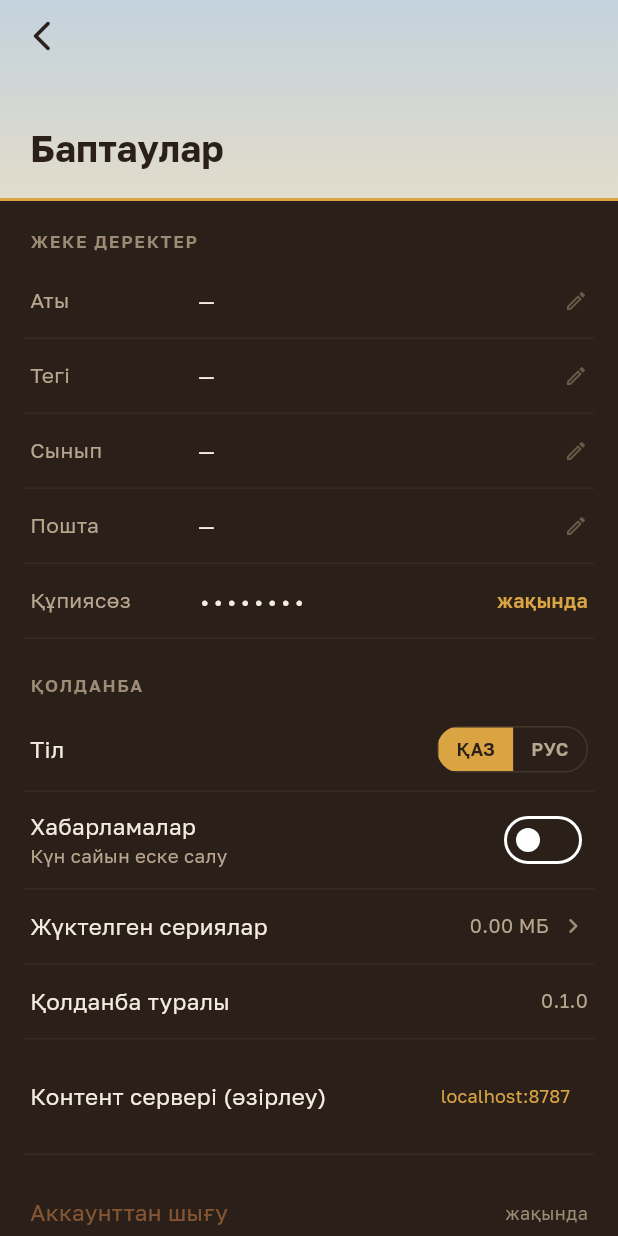
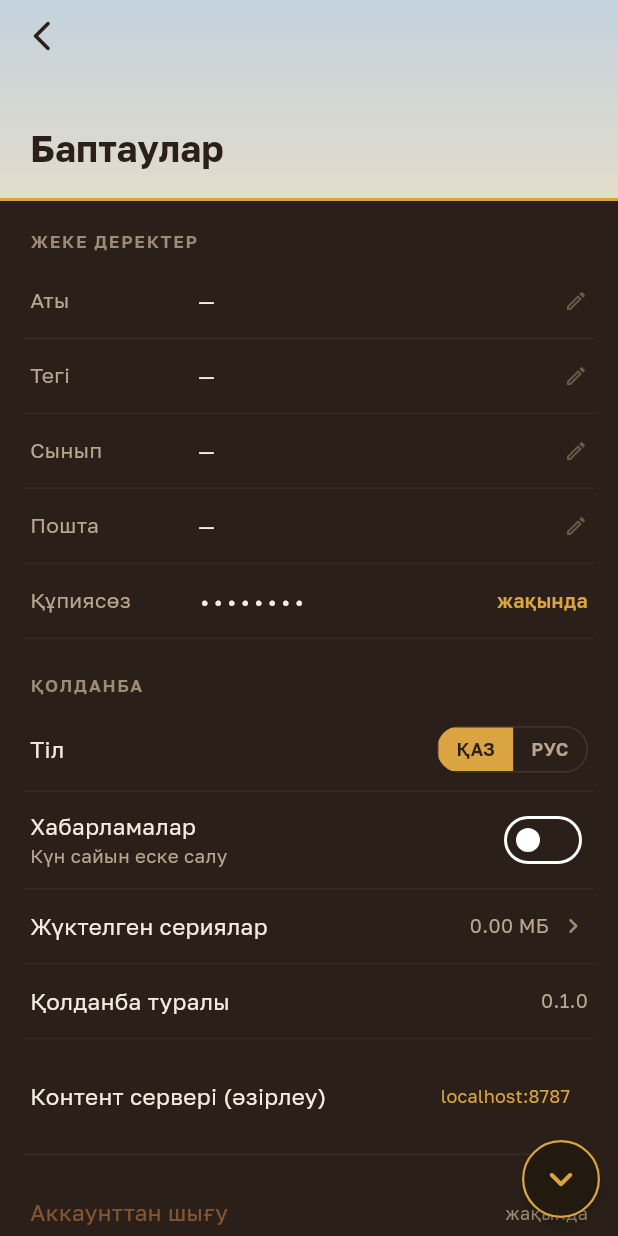
Before and after one commit to marattanirbergen01/nomads-way, a Flutter app: the screen it shows after launch, item 4 of the bottom bar chosen, after a tap on the "settings" icon, on a phone screen of 412 x 824 dp. Run offline on Flutter 3.47's test engine with Material 3 defaults, Android fonts, the phone set to English and light mode, and no system bars; our stand-ins replace shared_preferences; network calls fail.

Commit message:
Кнопки прокрутки ↑/↓ на всех списках: листать без свайпа
ScrollButtons подхватывает список через PrimaryScrollController, кнопки видны только когда есть куда
листать, шаг — 80 % экрана. Подключены: Жол, период, Жаттығу, Дайындық, профиль, настройки, FAQ,
вопросы серии, повторение, пробник.

Co-Authored-By: Claude Opus 5.5 <noreply@anthropic.com>

```diff
--- a/app/lib/features/path/path_tab.dart
+++ b/app/lib/features/path/path_tab.dart
@@ -7,6 +7,7 @@ import '../../widgets/common.dart';
 import '../../widgets/ornament.dart';
 import 'episode_intro_screen.dart';
 import 'period_screen.dart';
+import '../../widgets/scroll_buttons.dart';
 
 /// Жол: баннер сезона, «Жалғастыру», периоды программы.
 class PathTab extends StatefulWidget {
@@ -44,7 +45,7 @@ class _PathTabState extends State<PathTab> {
           if (snap.hasError) return LoadError(services: _s, message: '${snap.error}', onRetry: _refresh);
           if (!snap.hasData) return const Center(child: CircularProgressIndicator(color: C.gold));
           final (catalog, topics) = snap.data!;
-          return _content(catalog, topics);
+          return ScrollButtons(child: _content(catalog, topics));
         },
       );
 
--- a/app/lib/features/path/period_screen.dart
+++ b/app/lib/features/path/period_screen.dart
@@ -4,6 +4,7 @@ import '../../core/theme.dart';
 import '../../data/models/curriculum.dart';
 import '../../widgets/common.dart';
 import '../../widgets/ornament.dart';
+import '../../widgets/scroll_buttons.dart';
 
 class PeriodScreen extends StatefulWidget {
   const PeriodScreen({super.key, required this.period, required this.topics, required this.catalog, required this.services, required this.openEntry});
@@ -26,7 +27,7 @@ class _PeriodScreenState extends State<PeriodScreen> {
     final s = _s.s; final l = _s.l;
     final eps = widget.catalog.where((e) => e.inPeriod(widget.period.id)).toList()..sort((a, b) => a.number.compareTo(b.number));
     final done = eps.where((e) => !e.planned && _s.store.result(e.id) != null).length;
-    return Scaffold(body: ListView(padding: EdgeInsets.zero, children: [
+    return Scaffold(body: ScrollButtons(child: ListView(padding: EdgeInsets.zero, children: [
       SizedBox(height: 200, child: Stack(fit: StackFit.expand, children: [
         NetArt(url: _s.content.mediaUrl('s1e01', 'cover_season1'), fallback: Container(color: C.skyTop)),
         const DecoratedBox(decoration: BoxDecoration(gradient: LinearGradient(begin: Alignment.topCenter, end: Alignment.bottomCenter,
@@ -52,7 +53,7 @@ class _PeriodScreenState extends State<PeriodScreen> {
           ])),
         ])),
       ])),
-    ]));
+    ])));
   }
 }
 
--- a/app/lib/features/profile/faq_screen.dart
+++ b/app/lib/features/profile/faq_screen.dart
@@ -2,6 +2,7 @@ import 'package:flutter/material.dart';
 import '../../core/services.dart';
 import '../../core/theme.dart';
 import '../../widgets/ornament.dart';
+import '../../widgets/scroll_buttons.dart';
 
 class FaqScreen extends StatelessWidget {
   const FaqScreen({super.key, required this.services});
@@ -25,7 +26,7 @@ class FaqScreen extends StatelessWidget {
   @override
   Widget build(BuildContext context) {
     final s = services.s; final items = services.l == 'kk' ? _kk : _ru;
-    return Scaffold(body: ListView(padding: EdgeInsets.zero, children: [
+    return Scaffold(body: ScrollButtons(child: ListView(padding: EdgeInsets.zero, children: [
       Container(
         height: 132 + MediaQuery.of(context).padding.top,
         decoration: const BoxDecoration(gradient: LinearGradient(begin: Alignment.topCenter, end: Alignment.bottomCenter, colors: [Color(0xFFC3D2DD), Color(0xFFE2DCCB)])),
@@ -42,6 +43,6 @@ class FaqScreen extends StatelessWidget {
           children: [Padding(padding: const EdgeInsets.fromLTRB(4, 0, 4, 14), child: Text(a, style: st(14.5, color: const Color(0xFFE8D9BD), height: 1.5)))],
         )),
       ])),
-    ]));
+    ])));
   }
 }
--- a/app/lib/features/profile/profile_tab.dart
+++ b/app/lib/features/profile/profile_tab.dart
@@ -7,6 +7,7 @@ import '../../widgets/common.dart';
 import '../../widgets/ornament.dart';
 import 'faq_screen.dart';
 import 'settings_screen.dart';
+import '../../widgets/scroll_buttons.dart';
 
 class ProfileTab extends StatefulWidget {
   const ProfileTab({super.key, required this.services});
@@ -52,7 +53,7 @@ class _ProfileTabState extends State<ProfileTab> {
     final look = _s.store.look;
     final name = _s.store.playerName.isEmpty ? 'Айдар' : _s.store.playerName;
 
-    return ListView(padding: EdgeInsets.zero, children: [
+    return ScrollButtons(child: ListView(padding: EdgeInsets.zero, children: [
       Container(
         decoration: const BoxDecoration(gradient: LinearGradient(begin: Alignment.topCenter, end: Alignment.bottomCenter, colors: [C.skyTop, C.skyMid, C.skyWarm], stops: [0, .62, 1])),
         padding: EdgeInsets.fromLTRB(20, MediaQuery.of(context).padding.top + 6, 20, 20),
@@ -98,7 +99,7 @@ class _ProfileTabState extends State<ProfileTab> {
             Padding(padding: const EdgeInsets.only(right: 10), child: Container(width: 40, height: 40, decoration: BoxDecoration(shape: BoxShape.circle, border: Border.all(color: C.cardHigh)), child: Icon(ic, size: 19, color: C.inkFaint))),
         ])),
       ])),
-    ]);
+    ]));
   }
 
   void _sources(BuildContext context) => showModalBottomSheet(
--- a/app/lib/features/profile/settings_screen.dart
+++ b/app/lib/features/profile/settings_screen.dart
@@ -3,6 +3,7 @@ import '../../core/services.dart';
 import '../../core/theme.dart';
 import '../../widgets/common.dart';
 import '../../widgets/ornament.dart';
+import '../../widgets/scroll_buttons.dart';
 
 class SettingsScreen extends StatefulWidget {
   const SettingsScreen({super.key, required this.services});
@@ -84,7 +85,7 @@ class _SettingsScreenState extends State<SettingsScreen> {
     final s = _s.s; final st_ = _s.store;
     final downBytes = _down.values.fold(0, (a, b) => a + b);
     final mb = (downBytes + st_.cacheBytes()) / 1024 / 1024;
-    return Scaffold(body: ListView(padding: EdgeInsets.zero, children: [
+    return Scaffold(body: ScrollButtons(child: ListView(padding: EdgeInsets.zero, children: [
       Container(
         height: 132 + MediaQuery.of(context).padding.top,
         decoration: const BoxDecoration(gradient: LinearGradient(begin: Alignment.topCenter, end: Alignment.bottomCenter, colors: [Color(0xFFC3D2DD), Color(0xFFE2DCCB)])),
@@ -138,7 +139,7 @@ class _SettingsScreenState extends State<SettingsScreen> {
         InkWell(onTap: null, child: Padding(padding: const EdgeInsets.symmetric(vertical: 14, horizontal: 4), child: Row(children: [Expanded(child: Text(s('logout'), style: st(15, color: C.ember.withValues(alpha: .5)))), Text(s('soon'), style: st(12, color: C.inkFaint))]))),
         InkWell(onTap: _wipe, child: Padding(padding: const EdgeInsets.symmetric(vertical: 14, horizontal: 4), child: Text(s('wipe'), style: st(15, color: C.ember)))),
       ])),
-    ]));
+    ])));
   }
 
   Future<void> _cdn() async {
--- a/app/lib/features/readiness/readiness_tab.dart
+++ b/app/lib/features/readiness/readiness_tab.dart
@@ -7,6 +7,7 @@ import '../../widgets/common.dart';
 import '../../widgets/ornament.dart';
 import '../path/path_tab.dart' show LoadError;
 import 'awards_meta.dart';
+import '../../widgets/scroll_buttons.dart';
 
 class ReadinessTab extends StatefulWidget {
   const ReadinessTab({super.key, required this.services});
@@ -30,7 +31,7 @@ class _ReadinessTabState extends State<ReadinessTab> {
         builder: (context, snap) {
           if (snap.hasError) return LoadError(services: _s, message: '${snap.error}', onRetry: () => setState(() => _data = _s.content.curriculum()));
           if (!snap.hasData) return const Center(child: CircularProgressIndicator(color: C.gold));
-          return _content(snap.data!);
+          return ScrollButtons(child: _content(snap.data!));
         },
       );
 
--- a/app/lib/features/story/story_screen.dart
+++ b/app/lib/features/story/story_screen.dart
@@ -17,6 +17,7 @@ import '../../widgets/ornament.dart';
 import '../quiz/quiz_widgets.dart';
 import '../readiness/award_screen.dart';
 import 'scene_menu.dart';
+import '../../widgets/scroll_buttons.dart';
 
 /// Плеер серии: сцена → выбор → «выбор сделан» → вопросы → разбор → … → итоговый тест.
 /// «Назад» листает сюжет по одной реплике; перемотка заблокирована, пока не дочитан текст.
@@ -334,7 +335,8 @@ class _StoryScreenState extends State<StoryScreen> with SingleTickerProviderStat
     return const Center(child: CircularProgressIndicator(color: C.gold));
   }
 
-  Widget _center(Widget w) => Center(child: ConstrainedBox(constraints: const BoxConstraints(maxWidth: 560), child: w));
+  Widget _center(Widget w) => Center(child: ConstrainedBox(constraints: const BoxConstraints(maxWidth: 560),
+      child: ScrollButtons(key: ValueKey('${_quiz?.index}-${_result != null}'), child: w)));
 
   double get _progress {
     final i = widget.episode.indexOf(_story.scene.id);
--- a/app/lib/features/train/drill_screen.dart
+++ b/app/lib/features/train/drill_screen.dart
@@ -8,6 +8,7 @@ import '../../engine/quiz_runner.dart';
 import '../../engine/scheduler.dart';
 import '../quiz/quiz_widgets.dart';
 import '../readiness/award_screen.dart';
+import '../../widgets/scroll_buttons.dart';
 
 /// Набор вопросов без сюжета: пробный ЕНТ и работа над ошибками используют один экран.
 class DrillScreen extends StatefulWidget {
@@ -64,7 +65,8 @@ class _DrillScreenState extends State<DrillScreen> {
     return Scaffold(
       appBar: AppBar(backgroundColor: C.ground, foregroundColor: C.ink, elevation: 0, scrolledUnderElevation: 0,
           leading: IconButton(icon: const Icon(Icons.arrow_back_ios_new_rounded, size: 20), onPressed: () => Navigator.pop(context))),
-      body: SafeArea(child: Center(child: ConstrainedBox(constraints: const BoxConstraints(maxWidth: 560), child: body))),
+      body: SafeArea(child: Center(child: ConstrainedBox(constraints: const BoxConstraints(maxWidth: 560),
+          child: ScrollButtons(key: ValueKey('${_quiz.index}-${_result != null}'), child: body)))),
     );
   }
 }
--- a/app/lib/features/train/train_tab.dart
+++ b/app/lib/features/train/train_tab.dart
@@ -9,6 +9,7 @@ import '../../data/local/progress_repository.dart';
 import '../../engine/mock_composer.dart';
 import 'mock_screen.dart';
 import 'review_screen.dart';
+import '../../widgets/scroll_buttons.dart';
 
 class TrainTab extends StatefulWidget {
   const TrainTab({super.key, required this.services});
@@ -41,7 +42,7 @@ class _TrainTabState extends State<TrainTab> {
           if (snap.hasError) return LoadError(services: _s, message: '${snap.error}', onRetry: () => setState(() => _data = _load()));
           if (!snap.hasData) return const Center(child: CircularProgressIndicator(color: C.gold));
           final (catalog, topics, bankInfo) = snap.data!;
-          return _content(catalog, topics, bankInfo);
+          return ScrollButtons(child: _content(catalog, topics, bankInfo));
         },
       );
 
--- /dev/null
+++ b/app/lib/widgets/scroll_buttons.dart
@@ -0,0 +1,86 @@
+import 'dart:math' as math;
+import 'package:flutter/material.dart';
+import '../core/theme.dart';
+
+/// Кнопки ↑ / ↓ для прокрутки — для тех, кому свайп неудобен (пожилые игроки, первый раз со смартфоном).
+///
+/// Оборачивает экран со списком: вложенный вертикальный ListView без своего контроллера
+/// подхватывает наш через [PrimaryScrollController]. Кнопки видны, только если есть куда листать;
+/// одно нажатие — примерно экран (80 % высоты), чтобы строка с края не терялась.
+class ScrollButtons extends StatefulWidget {
+  const ScrollButtons({super.key, required this.child});
+  final Widget child;
+  @override
+  State<ScrollButtons> createState() => _ScrollButtonsState();
+}
+
+class _ScrollButtonsState extends State<ScrollButtons> {
+  // keepScrollOffset: false — новый экран на том же месте не должен начинаться с чужой позиции
+  final _c = ScrollController(keepScrollOffset: false);
+  bool _up = false, _down = false;
+
+  void _sync() {
+    if (!_c.hasClients || _c.positions.length != 1) return;
+    final p = _c.position;
+    if (!p.hasContentDimensions) return;
+    final up = p.pixels > p.minScrollExtent + 4;
+    final down = p.pixels < p.maxScrollExtent - 4;
+    if (up != _up || down != _down) setState(() { _up = up; _down = down; });
+  }
+
+  void _page(int dir) {
+    if (!_c.hasClients || _c.positions.length != 1) return;
+    final p = _c.position;
+    final to = (p.pixels + dir * p.viewportDimension * .8).clamp(p.minScrollExtent, p.maxScrollExtent);
+    _c.animateTo(to, duration: Duration(milliseconds: math.min(450, 250 + (to - p.pixels).abs() ~/ 4)), curve: Curves.easeInOut);
+  }
+
+  @override
+  void initState() {
+    super.initState();
+    _c.addListener(_sync);
+    WidgetsBinding.instance.addPostFrameCallback((_) { if (mounted) _sync(); });
+  }
+
+  @override
+  void dispose() { _c.dispose(); super.dispose(); }
+
+  @override
+  Widget build(BuildContext context) => NotificationListener<ScrollMetricsNotification>(
+        // список дорос до прокрутки (данные пришли, картинка загрузилась) — пересчитать кнопки
+        onNotification: (_) { WidgetsBinding.instance.addPostFrameCallback((_) { if (mounted) _sync(); }); return false; },
+        child: Stack(children: [
+          PrimaryScrollController(
+            controller: _c,
+            // по умолчанию Flutter отдаёт primary-контроллер только на iOS/Android; в браузере на компьютере тоже нужен
+            automaticallyInheritForPlatforms: TargetPlatform.values.toSet(),
+            child: widget.child,
+          ),
+          Positioned(right: 12, bottom: 12, child: Column(mainAxisSize: MainAxisSize.min, children: [
+            if (_up) _Btn(icon: Icons.keyboard_arrow_up_rounded, label: 'up', onTap: () => _page(-1)),
+            if (_up && _down) const SizedBox(height: 10),
+            if (_down) _Btn(icon: Icons.keyboard_arrow_down_rounded, label: 'down', onTap: () => _page(1)),
+          ])),
+        ]),
+      );
+}
+
+class _Btn extends StatelessWidget {
+  const _Btn({required this.icon, required this.label, required this.onTap});
+  final IconData icon; final String label; final VoidCallback onTap;
+  @override
+  Widget build(BuildContext context) => Semantics(
+        button: true, label: label,
+        child: Material(
+          color: C.groundDeep.withValues(alpha: .92),
+          shape: const CircleBorder(side: BorderSide(color: C.gold, width: 1.5)),
+          elevation: 3,
+          child: InkWell(
+            key: ValueKey('scroll-$label'),
+            customBorder: const CircleBorder(),
+            onTap: onTap,
+            child: SizedBox(width: 52, height: 52, child: Icon(icon, color: C.gold, size: 32)),
+          ),
+        ),
+      );
+}
```
Also changed, not shown: app/lib/features/train/mock_screen.dart (+5 -2 lines), 1 other file.
